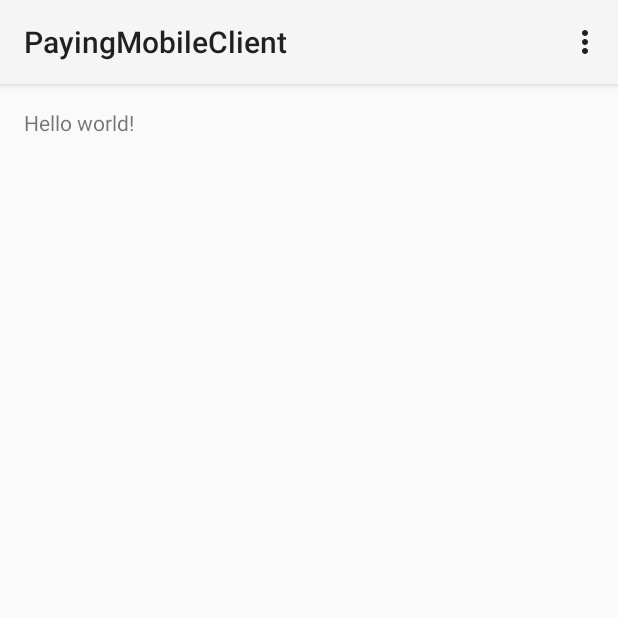
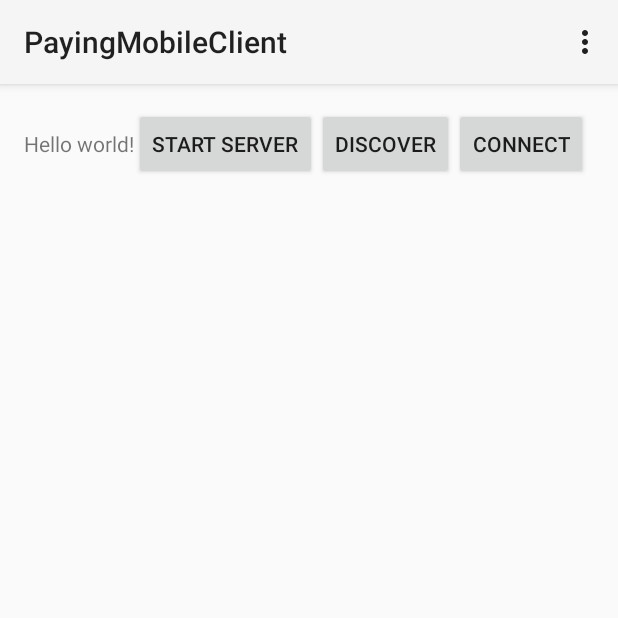
Before and after one commit to ahmetkucuk/paying-mobile-client, an Android app: the screen it shows after launch (MainActivity), on a phone screen of 412 x 824 dp, the top half of it. Run offline under Robolectric (Android 15) with nearby library versions, the phone set to English and light mode, and no system bars.

Commit message:
xml buttons

```diff
--- a/app/src/main/res/layout/activity_main.xml
+++ b/app/src/main/res/layout/activity_main.xml
@@ -8,9 +8,30 @@
     android:paddingBottom="@dimen/activity_vertical_margin"
     tools:context=".MainActivity">
 
-    <TextView
-        android:text="@string/hello_world"
+
+    <LinearLayout
         android:layout_width="wrap_content"
-        android:layout_height="wrap_content" />
+        android:layout_height="wrap_content">
+        <TextView
+            android:text="@string/hello_world"
+            android:layout_width="wrap_content"
+            android:layout_height="wrap_content" />
+
+        <Button
+            android:onClick="onClickStartServer"
+            android:layout_width="wrap_content"
+            android:layout_height="wrap_content"
+            android:text="Start Server"/>
+        <Button
+            android:layout_width="wrap_content"
+            android:layout_height="wrap_content"
+            android:text="discover"
+            android:onClick="onClickDiscover"/>
+        <Button
+            android:layout_width="wrap_content"
+            android:layout_height="wrap_content"
+            android:onClick="onClickConnect"
+            android:text="Connect"/>
+    </LinearLayout>
 
 </RelativeLayout>
```
Also changed, not shown: 1 other file.
